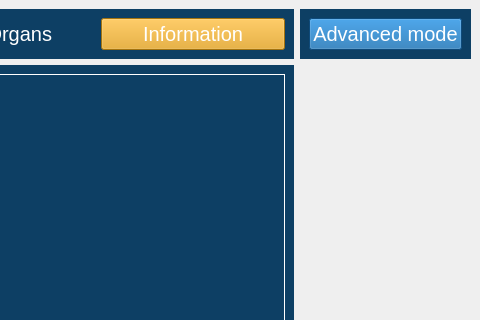
Old version of the form BachelorProjekt/mainwindow.ui in the repository ChristianThingKnudsen/BachelorProject; both pictures show x 499 to 979 and y 0 to 320 of the 979 by 544 pixel window.
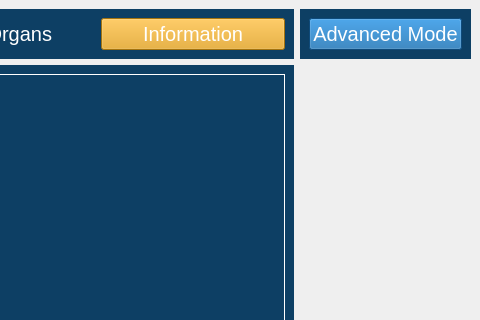
New version of the form. Custom widgets are drawn as their Qt base class.

```diff
--- a/BachelorProjekt/mainwindow.ui
+++ b/BachelorProjekt/mainwindow.ui
@@ -328,7 +328,7 @@
 }</string>
          </property>
          <property name="text">
-          <string>Advanced mode</string>
+          <string>Advanced Mode</string>
          </property>
         </widget>
        </item>
```
Left out of the diff: 66 changed lines with no effect on the pictures.
